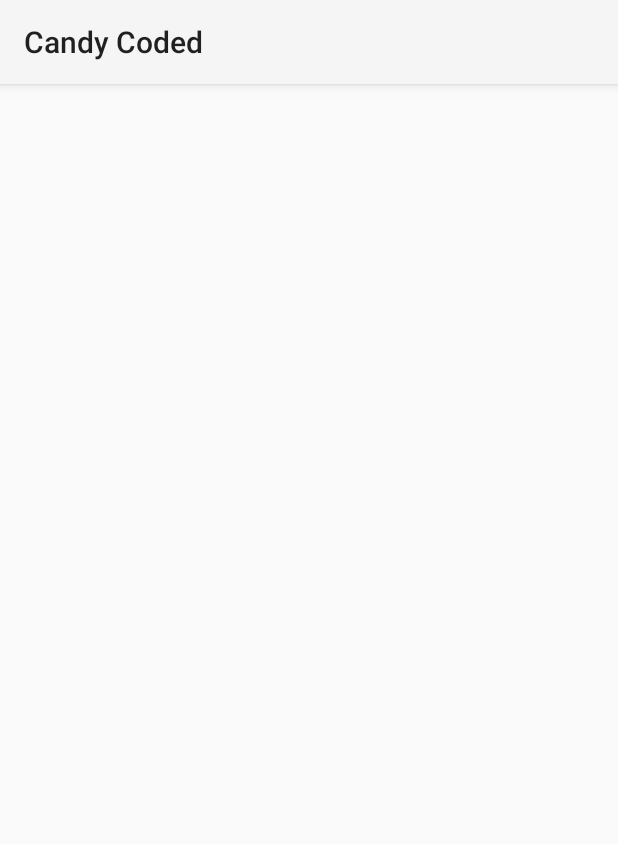
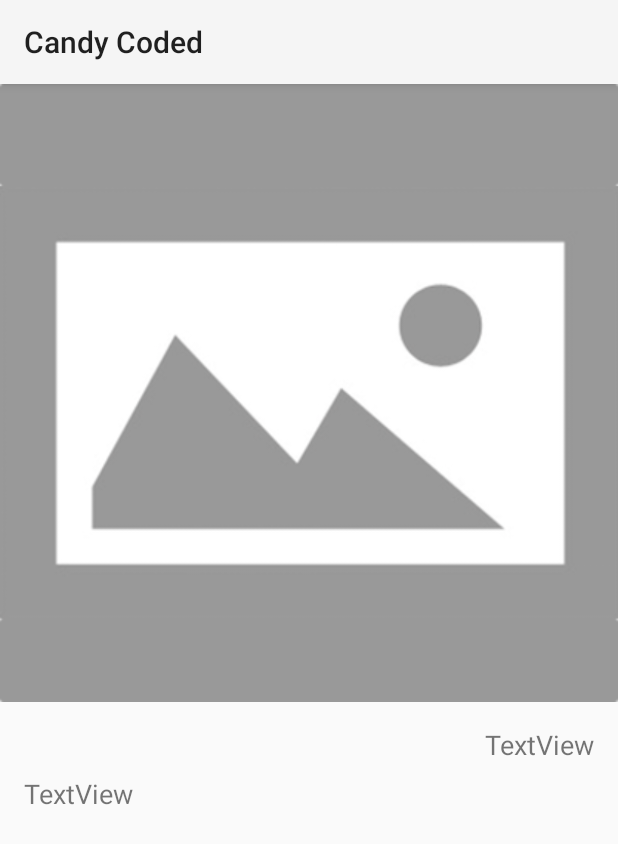
Before and after one commit to codeschool/SuperSweetAndroidTime-CandyCodedSampleApp, an Android app: the DetailActivity screen opened directly, with no data from a screen before it, on a phone screen of 412 x 824 dp. Shown: the top 844 px of the screen. Run offline under Robolectric (Android 15) with nearby library versions, the phone set to English and light mode, and no system bars.

Commit message:
Creating the Detail Activity's layout

```diff
--- a/CandyCoded/app/src/main/res/layout/activity_detail.xml
+++ b/CandyCoded/app/src/main/res/layout/activity_detail.xml
@@ -6,11 +6,53 @@
     android:layout_height="match_parent"
     tools:context="com.codeschool.candycoded.DetailActivity">
 
+    <ImageView
+        android:id="@+id/image_view_candy"
+        android:layout_width="0dp"
+        android:layout_height="wrap_content"
+        android:layout_marginLeft="0dp"
+        android:layout_marginRight="0dp"
+        android:layout_marginTop="0dp"
+        android:adjustViewBounds="true"
+        app:layout_constraintHorizontal_bias="1.0"
+        app:layout_constraintLeft_toLeftOf="parent"
+        app:layout_constraintRight_toRightOf="parent"
+        app:layout_constraintTop_toTopOf="parent"
+        app:srcCompat="@drawable/placeholder" />
+
     <TextView
         android:id="@+id/text_view_name"
         android:layout_width="wrap_content"
         android:layout_height="wrap_content"
-        android:text="Detail Activity"
-        tools:layout_editor_absoluteX="162dp"
-        tools:layout_editor_absoluteY="16dp" />
+        android:layout_marginLeft="16dp"
+        android:layout_marginTop="16dp"
+        android:text="TextView"
+        android:textSize="18sp"
+        android:textStyle="bold"
+        app:layout_constraintLeft_toLeftOf="parent"
+        app:layout_constraintTop_toBottomOf="@+id/image_view_candy" />
+
+    <TextView
+        android:id="@+id/text_view_price"
+        android:layout_width="wrap_content"
+        android:layout_height="wrap_content"
+        android:layout_marginRight="16dp"
+        android:layout_marginTop="16dp"
+        android:text="TextView"
+        android:textSize="18sp"
+        app:layout_constraintRight_toRightOf="parent"
+        app:layout_constraintTop_toBottomOf="@+id/image_view_candy" />
+
+    <TextView
+        android:id="@+id/text_view_desc"
+        android:layout_width="0dp"
+        android:layout_height="wrap_content"
+        android:layout_marginLeft="16dp"
+        android:layout_marginRight="16dp"
+        android:layout_marginTop="8dp"
+        android:text="TextView"
+        android:textSize="18sp"
+        app:layout_constraintLeft_toLeftOf="parent"
+        app:layout_constraintRight_toRightOf="parent"
+        app:layout_constraintTop_toBottomOf="@+id/text_view_name" />
 </android.support.constraint.ConstraintLayout>
```
Also changed, not shown: CandyCoded/app/src/main/res/drawable/placeholder.png (added).
